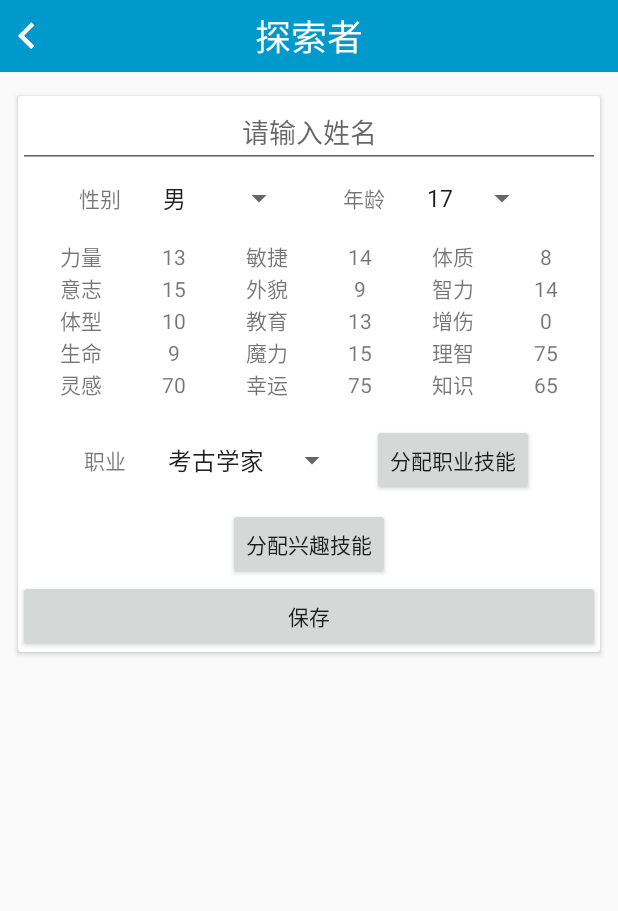
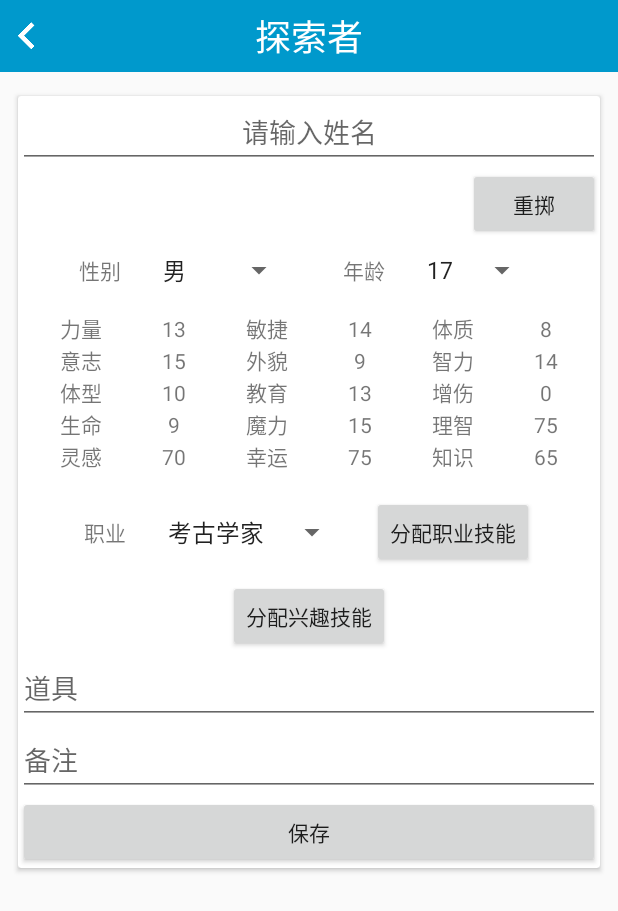
Before and after one commit to liuxiufeng/coctool, an Android app: the AvatarActivity screen opened directly, with no data from a screen before it, on a phone screen of 412 x 824 dp. Shown: the top 911 px of the screen. Run offline under Robolectric (Android 15) with nearby library versions, the phone set to English and light mode, and no system bars; our stand-ins replace Dagger/Hilt's generated code, data binding; libraries missing offline, so code that uses them is left out: com.orhanobut.hawk.

Commit message:
增加重掷功能，增加备注，道具 工具栏点击名字能查看

```diff
--- a/app/build.gradle
+++ b/app/build.gradle
@@ -6,7 +6,7 @@ android {
     buildToolsVersion "26.0.0"
     defaultConfig {
         applicationId "com.shadow.coctool"
-        minSdkVersion 18
+        minSdkVersion 21
         targetSdkVersion 24
         versionCode 1
         versionName "1.0"
--- a/app/src/main/java/com/shadow/coctool/avatar/AvatarActivity.java
+++ b/app/src/main/java/com/shadow/coctool/avatar/AvatarActivity.java
@@ -12,15 +12,19 @@ import com.shadow.coctool.avatar.modelview.AvatarModelView;
 import com.shadow.coctool.common.Utils;
 import com.shadow.coctool.databinding.ActivityAvatarBinding;
 
+import javax.inject.Inject;
+
+import dagger.android.AndroidInjection;
+
 /**
  * Created by lxf on 2017/4/25.
  */
 
 public class AvatarActivity extends Activity {
-    public static final String KEY_AVATAR= "avatar";
+    public static final String KEY_AVATAR = "avatar";
 
-
-    private AvatarModelView mv;
+    @Inject
+    AvatarModelView mv;
 
     public static void Run(Context context) {
         Intent intent = new Intent(context, AvatarActivity.class);
@@ -29,10 +33,13 @@ public class AvatarActivity extends Activity {
 
     @Override
     protected void onCreate(Bundle savedInstanceState) {
+        AndroidInjection.inject(this);
         super.onCreate(savedInstanceState);
 
         ActivityAvatarBinding binding = DataBindingUtil.setContentView(this, R.layout.activity_avatar);
-        mv = new AvatarModelView(this, binding);
+        mv.setBinding(binding);
+        mv.init();
+
         Utils.replaceReturnTitleFragment(this, "探索者");
     }
 
--- a/app/src/main/java/com/shadow/coctool/avatar/AvatarListActivity.java
+++ b/app/src/main/java/com/shadow/coctool/avatar/AvatarListActivity.java
@@ -27,6 +27,7 @@ public class AvatarListActivity extends Activity {
 
         ActivityAvatarListBinding binding = DataBindingUtil.setContentView(this, R.layout.activity_avatar_list);
         mv.setBinding(binding);
+        mv.init();
 
         Utils.replaceReturnTitleFragment(this, "探索者卡片", ()->{
             AvatarActivity.Run(this);
--- a/app/src/main/java/com/shadow/coctool/avatar/adapters/AvatarCardAdapter.java
+++ b/app/src/main/java/com/shadow/coctool/avatar/adapters/AvatarCardAdapter.java
@@ -1,7 +1,6 @@
 package com.shadow.coctool.avatar.adapters;
 
-import android.content.Context;
-
+import com.shadow.coctool.avatar.AvatarListActivity;
 import com.shadow.coctool.avatar.delegates.AvatarCardDelegate;
 
 import javax.inject.Inject;
@@ -15,7 +14,7 @@ import recycledelegate.AbsBaseAdapter;
 public class AvatarCardAdapter extends AbsBaseAdapter {
 
     @Inject
-    public AvatarCardAdapter(Context context) {
+    public AvatarCardAdapter(AvatarListActivity context) {
         super(context);
     }
 
--- /dev/null
+++ b/app/src/main/java/com/shadow/coctool/avatar/adapters/StatusAdapter.java
@@ -0,0 +1,25 @@
+package com.shadow.coctool.avatar.adapters;
+
+import com.shadow.coctool.avatar.AvatarActivity;
+import com.shadow.coctool.avatar.delegates.StatusDelegate;
+
+import javax.inject.Inject;
+
+import recycledelegate.AbsBaseAdapter;
+
+/**
+ * Created by lxf on 2017/6/26.
+ */
+
+public class StatusAdapter extends AbsBaseAdapter {
+
+    @Inject
+    public StatusAdapter(AvatarActivity context) {
+        super(context);
+    }
+
+    @Override
+    protected void init() {
+        mDelegateManager.add(new StatusDelegate(mContext));
+    }
+}
--- a/app/src/main/java/com/shadow/coctool/avatar/model/Avatar.java
+++ b/app/src/main/java/com/shadow/coctool/avatar/model/Avatar.java
@@ -109,6 +109,10 @@ public class Avatar extends BaseObservable implements Serializable {
 
     private String sex;
 
+    private String memo;
+
+    private String tools;
+
     private Status mStatus;
 
     private Job job;
@@ -118,32 +122,51 @@ public class Avatar extends BaseObservable implements Serializable {
     @Inject
     public Avatar() {
         mStatus = new Status();
+        createSkillMap();
     }
 
-    public void create() {
+    public void create(List<String> rollList) {
+        if (rollList == null || rollList.size() == 0) {
+            return;
+        }
+
         //6面骰
         Dice sixDice = new Dice(6);
 
+        for (String status : rollList) {
             //3d6
+            switch (status) {
+                case Avatar.STRENGTH:
                     setStr(sixDice.roll(3));
-
+                    break;
+                case Avatar.DEXTERITY:
                     setDex(sixDice.roll(3));
-
+                    break;
+                case Avatar.CONSTITUTION:
                     setCon(sixDice.roll(3));
-
+                    break;
+                case Avatar.POWER:
                     setPow(sixDice.roll(3));
-
+                    break;
+                case Avatar.APPEARANCE:
                     setApp(sixDice.roll(3));
+                    break;
 
                     //2d6+6
+                case Avatar.INTELLIGENCE:
                     setInti(sixDice.roll(2) + 6);
+                    break;
 
+                case Avatar.SIZE:
                     setSize(sixDice.roll(2) + 6);
+                    break;
 
                     //2d3
+                case Avatar.EDUCATION:
                     setEdu(sixDice.roll(3) + 3);
-
-        createSkillMap();
+                    break;
+            }
+        }
         statusBaseSkillModifier();
     }
 
@@ -377,4 +400,24 @@ public class Avatar extends BaseObservable implements Serializable {
     public void setFreeSkillList(List<String> freeSkillList) {
         this.freeSkillList = freeSkillList;
     }
+
+    @Bindable
+    public String getMemo() {
+        return memo;
     }
+
+    public void setMemo(String memo) {
+        this.memo = memo;
+        notifyPropertyChanged(BR.memo);
+    }
+
+    @Bindable
+    public String getTools() {
+        return tools;
+    }
+
+    public void setTools(String tools) {
+        this.tools = tools;
+        notifyPropertyChanged(BR.tools);
+    }
+}
--- /dev/null
+++ b/app/src/main/java/com/shadow/coctool/avatar/model/StatusItem.java
@@ -0,0 +1,47 @@
+package com.shadow.coctool.avatar.model;
+
+/**
+ * Created by lxf on 2017/6/26.
+ */
+
+public class StatusItem {
+    private String showName;
+
+    private String name;
+
+    private boolean isCheck;
+
+    public StatusItem() {
+
+    }
+
+    public StatusItem(String showName, String name) {
+        this.showName = showName;
+        this.name = name;
+        this.isCheck = false;
+    }
+
+    public String getShowName() {
+        return showName;
+    }
+
+    public void setShowName(String showName) {
+        this.showName = showName;
+    }
+
+    public String getName() {
+        return name;
+    }
+
+    public void setName(String name) {
+        this.name = name;
+    }
+
+    public boolean isCheck() {
+        return isCheck;
+    }
+
+    public void setCheck(boolean check) {
+        isCheck = check;
+    }
+}
--- a/app/src/main/java/com/shadow/coctool/avatar/modelview/AvatarModelView.java
+++ b/app/src/main/java/com/shadow/coctool/avatar/modelview/AvatarModelView.java
@@ -15,15 +15,20 @@ import android.widget.Toast;
 import com.android.databinding.library.baseAdapters.BR;
 import com.orhanobut.hawk.Hawk;
 import com.shadow.coctool.R;
+import com.shadow.coctool.avatar.AvatarActivity;
 import com.shadow.coctool.avatar.SkillActivity;
 import com.shadow.coctool.avatar.model.Avatar;
 import com.shadow.coctool.common.HawkKey;
 import com.shadow.coctool.common.Utils;
 import com.shadow.coctool.databinding.ActivityAvatarBinding;
 import com.shadow.coctool.databinding.DialogAgeModifierBinding;
+import com.shadow.coctool.databinding.DialogRerollBinding;
 
+import java.util.ArrayList;
 import java.util.List;
 import java.util.Map;
+
+import javax.inject.Inject;
 
 /**
  * Created by lxf on 2017/4/25.
@@ -43,18 +48,53 @@ public class AvatarModelView extends BaseObservable {
 
     private AlertDialog mAgeDialog;
 
-    public AvatarModelView(Activity activity, ActivityAvatarBinding binding) {
+    private int rollCount;
+
+    @Inject
+    StatusSelectModelView mStatusSelectModelView;
+
+    private AlertDialog mReRollDialog;
+
+    private List<String> rollList;
+
+    @Inject
+    public AvatarModelView(AvatarActivity activity) {
         mActivity = activity;
-        mBinding = binding;
-        binding.setMv(this);
 
-        createAgeModifierDialog();
+        initList();
         newAvatar();
+
+        rollCount = 3;
     }
 
     private void newAvatar() {
         mAvatar = new Avatar();
-        mAvatar.create();
+        mAvatar.create(rollList);
+    }
+
+    private void initList() {
+        rollList = new ArrayList<>();
+
+        rollList.add(Avatar.STRENGTH);
+
+        rollList.add(Avatar.DEXTERITY);
+
+        rollList.add(Avatar.CONSTITUTION);
+
+        rollList.add(Avatar.POWER);
+
+        rollList.add(Avatar.APPEARANCE);
+
+        rollList.add(Avatar.INTELLIGENCE);
+
+        rollList.add(Avatar.SIZE);
+
+        rollList.add(Avatar.EDUCATION);
+    }
+
+    public void init() {
+        createReRollDialog();
+        createAgeModifierDialog();
 
         mBinding.spnSex.setOnItemSelectedListener(new AdapterView.OnItemSelectedListener() {
             @Override
@@ -96,7 +136,7 @@ public class AvatarModelView extends BaseObservable {
                     mDialogMV.setPoints(points);
                     mAgeDialog.show();
                 } else {
-                    mAvatar.addModifier(Avatar.EDUCATION, mDialogMV.getModifier());
+                    mAvatar.addModifier(Avatar.AGE, mDialogMV.getModifier());
                 }
             }
 
@@ -134,12 +174,50 @@ public class AvatarModelView extends BaseObservable {
                         new DialogInterface.OnClickListener() {
                             @Override
                             public void onClick(DialogInterface dialog, int id) {
-                                mAvatar.addModifier(Avatar.EDUCATION, mDialogMV.getModifier());
+                                mAvatar.addModifier(Avatar.AGE, mDialogMV.getModifier());
                                 mAvatar.statusBaseSkillModifier();
                             }
                         });
 
         mAgeDialog = builder.create();
+    }
+
+    private void createReRollDialog() {
+        View dialogView = LayoutInflater.from(mActivity).inflate(R.layout.dialog_reroll, null);
+        AlertDialog.Builder builder = new AlertDialog.Builder(mActivity);
+        DialogRerollBinding binding = DataBindingUtil.bind(dialogView);
+
+        mStatusSelectModelView.setBinding(binding);
+        mStatusSelectModelView.init();
+
+
+        builder.setView(dialogView)
+                .setCancelable(false)
+                .setNegativeButton("取消", (dialog, id) -> {
+                })
+                .setPositiveButton("重新投掷",
+                        (dialog, id) -> {
+                            List<String> rollList = mStatusSelectModelView.getSelected();
+                            mAvatar.create(rollList);
+                            mAvatar.removeModifier(Avatar.AGE);
+                            mAvatar.removeModifier(Avatar.EDUCATION);
+                            mAvatar.removeModifier(Avatar.INTELLIGENCE);
+
+                            Map modifier = mAvatar.getModifier(Avatar.AGE);
+                            int edu = mAvatar.getEdu();
+                            if (modifier != null) {
+                                edu = edu - (int) modifier.get(Avatar.EDUCATION);
+                            }
+
+                            int minAge = edu + 4;
+
+                            mBinding.spnAge.setSelection(minAge - 14);
+                            mAvatar.setAge(minAge);
+                            rollCount--;
+                        }
+                );
+
+        mReRollDialog = builder.create();
     }
 
     @Bindable
@@ -166,4 +244,19 @@ public class AvatarModelView extends BaseObservable {
     public void startSkillActivity(int model) {
         SkillActivity.run(mActivity, mAvatar, model, REQUEST_SKILL);
     }
+
+    public void setBinding(ActivityAvatarBinding binding) {
+        this.mBinding = binding;
+        this.mBinding.setMv(this);
+    }
+
+    public void reRoll() {
+        if (rollCount == 0) {
+            Toast.makeText(mActivity, "已超过重掷次数，不能重掷", Toast.LENGTH_SHORT).show();
+            return;
+        }
+
+        mStatusSelectModelView.init();
+        mReRollDialog.show();
+    }
 }
--- /dev/null
+++ b/app/src/main/java/com/shadow/coctool/avatar/modelview/StatusSelectModelView.java
@@ -0,0 +1,78 @@
+package com.shadow.coctool.avatar.modelview;
+
+import android.content.Context;
+import android.databinding.BaseObservable;
+import android.support.v7.widget.LinearLayoutManager;
+
+import com.shadow.coctool.avatar.AvatarActivity;
+import com.shadow.coctool.avatar.adapters.StatusAdapter;
+import com.shadow.coctool.avatar.model.Avatar;
+import com.shadow.coctool.avatar.model.StatusItem;
+import com.shadow.coctool.databinding.DialogRerollBinding;
+
+import java.util.ArrayList;
+import java.util.List;
+
+import javax.inject.Inject;
+
+/**
+ * Created by lxf on 2017/6/26.
+ */
+
+public class StatusSelectModelView extends BaseObservable {
+    private Context mContext;
+
+    private DialogRerollBinding mBinding;
+
+    private List<StatusItem> itemList;
+
+    @Inject StatusAdapter mAdapter;
+
+    @Inject
+    public StatusSelectModelView(AvatarActivity activity) {
+        mContext = activity;
+    }
+
+    public void init() {
+        mBinding.list.setLayoutManager(new LinearLayoutManager(mContext));
+        mBinding.list.setAdapter(mAdapter);
+        initItemList();
+        mAdapter.setList(itemList);
+    }
+
+    private void initItemList() {
+        itemList = new ArrayList<>();
+
+        itemList.add(new StatusItem("力量", Avatar.STRENGTH));
+
+        itemList.add(new StatusItem("敏捷", Avatar.DEXTERITY));
+
+        itemList.add(new StatusItem("体质", Avatar.CONSTITUTION));
+
+        itemList.add(new StatusItem("意志", Avatar.POWER));
+
+        itemList.add(new StatusItem("外貌", Avatar.APPEARANCE));
+
+        itemList.add(new StatusItem("智力", Avatar.INTELLIGENCE));
+
+        itemList.add(new StatusItem("体型", Avatar.SIZE));
+
+        itemList.add(new StatusItem("教育", Avatar.EDUCATION));
+    }
+
+    public void setBinding(DialogRerollBinding binding) {
+        this.mBinding = binding;
+    }
+
+    public List<String> getSelected() {
+        List<String> selectList = new ArrayList<String>();
+
+        for(StatusItem statusItem : itemList) {
+            if (statusItem.isCheck()) {
+                selectList.add(statusItem.getName());
+            }
+        }
+
+        return selectList;
+    }
+}
--- a/app/src/main/java/com/shadow/coctool/dice/modelview/DicesModelView.java
+++ b/app/src/main/java/com/shadow/coctool/dice/modelview/DicesModelView.java
@@ -8,6 +8,7 @@ import android.widget.ArrayAdapter;
 
 import com.android.databinding.library.baseAdapters.BR;
 import com.orhanobut.hawk.Hawk;
+import com.shadow.coctool.avatar.AvatarViewActivity;
 import com.shadow.coctool.avatar.model.Avatar;
 import com.shadow.coctool.common.HawkKey;
 import com.shadow.coctool.databinding.ActivityDicesBinding;
@@ -137,6 +138,10 @@ public class DicesModelView extends BaseObservable {
         adb.create().show();
     }
 
+    public void viewAvatar() {
+        AvatarViewActivity.Run(mActivity, mAvatar);
+    }
+
     @Bindable
     public Avatar getAvatar() {
         return mAvatar;
--- a/app/src/main/res/layout/activity_avatar.xml
+++ b/app/src/main/res/layout/activity_avatar.xml
@@ -46,6 +46,15 @@
                         android:scrollHorizontally="true"
                         android:ellipsize="end"
                         android:text="@={mv.avatar.name}" />
+
+                    <Button
+                        android:id="@+id/reRoll"
+                        android:layout_width="wrap_content"
+                        android:layout_height="wrap_content"
+                        android:layout_gravity="right"
+                        android:text="重掷"
+                        android:onClick="@{(v)-> mv.reRoll()}"
+                        />
 
                     <LinearLayout
                         style="@style/avatar_status_layer"
@@ -249,6 +258,21 @@
                         android:onClick="@{()-> mv.startSkillActivity(2)}"
                         android:text="分配兴趣技能" />
 
+                    <EditText
+                        android:layout_width="match_parent"
+                        android:layout_height="wrap_content"
+                        android:hint="道具"
+                        android:maxLines="5"
+                        android:text="@={mv.avatar.tools}"
+                        />
+
+                    <EditText
+                        android:layout_width="match_parent"
+                        android:layout_height="wrap_content"
+                        android:hint="备注"
+                        android:maxLines="5"
+                        android:text="@={mv.avatar.memo}"
+                        />
                     <Button
                         android:layout_width="match_parent"
                         android:layout_height="wrap_content"
```
Also changed, not shown: app/src/main/java/com/shadow/coctool/avatar/delegates/StatusDelegate.java (added, +57 -0 lines), app/src/main/java/com/shadow/coctool/common/Utils.java (+7 -0 lines), app/src/main/java/com/shadow/coctool/inject/AndroidBindingModule.java (+8 -0 lines), app/src/main/res/layout/activity_avatar_view.xml (+34 -1 lines), app/src/main/res/layout/activity_dices.xml (+5 -2 lines), app/src/main/res/layout/dialog_reroll.xml (added, +23 -0 lines), app/src/main/res/layout/item_status_select.xml (added, +30 -0 lines), app/src/main/res/menu/menu_avatar_list.xml (added, +12 -0 lines), 1 other file. Lines whose indentation alone changed are shown as unchanged.
